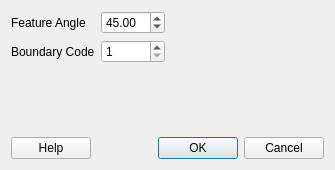
First picture: the form in src/guisetboundarycode.ui, repository enGits/engrid, before the edit.
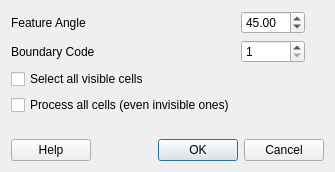
Second picture: the form after the edit. Icons and pictures are not drawn.

Commit message: added selectall + processall options to setboundary GUI

The edit to the form file:
```diff
--- a/src/guisetboundarycode.ui
+++ b/src/guisetboundarycode.ui
@@ -6,7 +6,7 @@
     <x>0</x>
     <y>0</y>
     <width>335</width>
-    <height>170</height>
+    <height>172</height>
    </rect>
   </property>
   <property name="windowTitle" >
@@ -65,9 +65,12 @@
      <property name="minimum" >
       <number>1</number>
      </property>
+     <property name="maximum" >
+      <number>999</number>
+     </property>
     </widget>
    </item>
-   <item row="2" column="0" >
+   <item row="4" column="0" >
     <spacer>
      <property name="orientation" >
       <enum>Qt::Vertical</enum>
@@ -80,7 +83,7 @@
      </property>
     </spacer>
    </item>
-   <item row="3" column="0" colspan="3" >
+   <item row="5" column="0" colspan="3" >
     <layout class="QHBoxLayout" >
      <item>
       <widget class="QPushButton" name="pushButtonHelp" >
@@ -114,6 +117,20 @@
      </item>
     </layout>
    </item>
+   <item row="2" column="0" >
+    <widget class="QCheckBox" name="checkBox_SelectAllVisible" >
+     <property name="text" >
+      <string>Select all visible cells</string>
+     </property>
+    </widget>
+   </item>
+   <item row="3" column="0" >
+    <widget class="QCheckBox" name="checkBox_ProcessAll" >
+     <property name="text" >
+      <string>Process all cells (even invisible ones)</string>
+     </property>
+    </widget>
+   </item>
   </layout>
  </widget>
  <resources>
```
Left out of the diff: 52 changed lines with no effect on the pictures.
